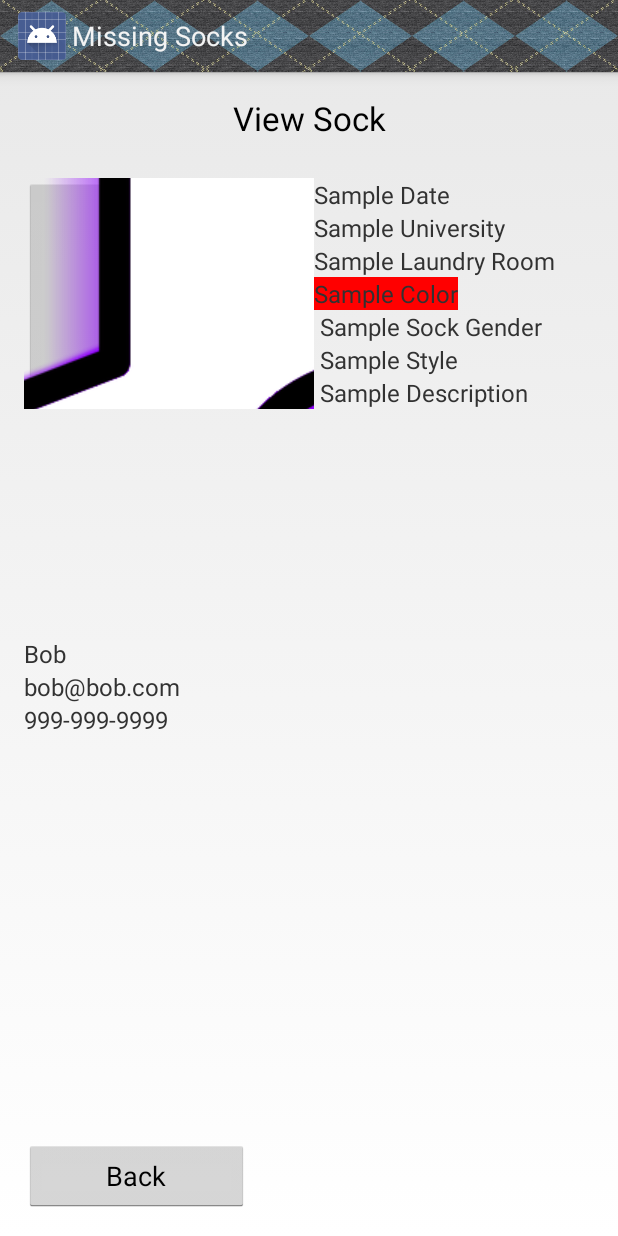
After one commit to ase1/Missing-Sock, an Android app: the layout activity_view_sock.xml on its own in the app's theme, with its tools: preview values and no code run, on a phone screen of 412 x 824 dp. The commit adds this screen. Run offline under Robolectric (Android 15) with nearby library versions, the phone set to English and light mode, and no system bars.

Commit message:
even more stuff

```diff
--- a/MissingSocks/android/app/src/main/java/com/aelsey/missingsocks/add_edit_sock.java
+++ b/MissingSocks/android/app/src/main/java/com/aelsey/missingsocks/add_edit_sock.java
@@ -89,7 +89,7 @@ public class add_edit_sock extends ActionBarActivity {
         String gender_val = gender_obj.getSelectedItem().toString();
         System.out.println(gender_val);
 
-        EditText description_obj = (EditText) findViewById(R.id.description);
+        EditText description_obj = (EditText) findViewById(R.id.descriptiontext);
         CharSequence description_val = description_obj.getText();
         System.out.println(description_val);
 
--- /dev/null
+++ b/MissingSocks/android/app/src/main/res/layout/activity_view_sock.xml
@@ -0,0 +1,143 @@
+<RelativeLayout xmlns:android="http://schemas.android.com/apk/res/android"
+    xmlns:tools="http://schemas.android.com/tools" android:layout_width="match_parent"
+    android:layout_height="match_parent" android:paddingLeft="@dimen/activity_horizontal_margin"
+    android:paddingRight="@dimen/activity_horizontal_margin"
+    android:paddingTop="@dimen/activity_vertical_margin"
+    android:paddingBottom="@dimen/activity_vertical_margin"
+    tools:context="com.aelsey.missingsocks.profile"
+    android:weightSum="2">
+
+    <TextView
+        android:layout_width="match_parent"
+        android:layout_height="wrap_content"
+        android:textAppearance="?android:attr/textAppearanceLarge"
+        android:text="View Sock"
+        android:gravity="center"
+        android:id="@+id/addeditsock"
+        android:layout_centerHorizontal="true" />
+
+    <TextView
+        android:layout_width="wrap_content"
+        android:layout_height="wrap_content"
+        android:inputType="date"
+        android:ems="10"
+        android:id="@+id/date"
+        android:layout_marginTop="25dp"
+        android:text="Sample Date"
+        android:layout_below="@+id/addeditsock"
+        android:layout_alignParentRight="true"
+        android:layout_alignParentEnd="true"
+        android:textSize="16dp" />
+
+    <TextView
+        android:id="@+id/universities"
+        android:layout_width="wrap_content"
+        android:layout_height="wrap_content"
+        android:text="Sample University"
+        android:textSize="16dp"
+        android:layout_below="@+id/date"
+        android:layout_alignLeft="@+id/laundryrooms"
+        android:layout_alignStart="@+id/laundryrooms" />
+
+    <TextView
+        android:id="@+id/laundryrooms"
+        android:layout_width="wrap_content"
+        android:layout_height="wrap_content"
+        android:text="Sample Laundry Room"
+        android:layout_below="@+id/universities"
+        android:layout_alignLeft="@+id/date"
+        android:layout_alignStart="@+id/date"
+        android:textSize="16dp" />
+
+    <TextView
+        android:id="@+id/color"
+        android:layout_width="wrap_content"
+        android:layout_height="wrap_content"
+        android:text="Sample Color"
+        android:background="#ff0000"
+        android:layout_below="@+id/laundryrooms"
+        android:layout_alignLeft="@+id/laundryrooms"
+        android:layout_alignStart="@+id/laundryrooms"
+        android:textSize="16dp" />
+
+    <TextView
+        android:id="@+id/style"
+        android:layout_width="wrap_content"
+        android:layout_height="wrap_content"
+        android:text="Sample Style"
+        android:layout_below="@+id/gender"
+        android:layout_alignRight="@+id/color"
+        android:layout_alignEnd="@+id/color"
+        android:textSize="16dp" />
+
+    <TextView
+        android:id="@+id/gender"
+        android:layout_width="wrap_content"
+        android:layout_height="wrap_content"
+        android:text="Sample Sock Gender"
+        android:layout_below="@+id/color"
+        android:layout_alignLeft="@+id/style"
+        android:layout_alignStart="@+id/style"
+        android:textSize="16dp" />
+
+    <TextView
+        android:id="@+id/description"
+        android:layout_width="wrap_content"
+        android:layout_height="wrap_content"
+        android:text="Sample Description"
+        android:layout_below="@+id/style"
+        android:layout_alignLeft="@+id/style"
+        android:layout_alignStart="@+id/style"
+        android:textSize="16dp" />
+
+    <ImageButton
+        android:layout_width="wrap_content"
+        android:layout_height="wrap_content"
+        android:id="@+id/imageButton2"
+        android:layout_alignTop="@+id/date"
+        android:layout_alignParentLeft="true"
+        android:layout_alignParentStart="true"
+        android:layout_alignBottom="@+id/description"
+        android:src="@drawable/socklogo"
+        android:layout_toLeftOf="@+id/date"
+        android:layout_toStartOf="@+id/date" />
+
+    <TextView
+        android:id="@+id/firstname"
+        android:layout_width="wrap_content"
+        android:layout_height="wrap_content"
+        android:text="Bob"
+        android:textSize="16dp"
+        android:layout_centerVertical="true"
+        android:layout_alignParentLeft="true"
+        android:layout_alignParentStart="true" />
+
+    <TextView
+        android:id="@+id/email"
+        android:layout_width="wrap_content"
+        android:layout_height="wrap_content"
+        android:text="bob@bob.com"
+        android:textSize="16dp"
+        android:layout_below="@+id/firstname"
+        android:layout_alignParentLeft="true"
+        android:layout_alignParentStart="true" />
+
+    <TextView
+        android:id="@+id/phone_number"
+        android:layout_width="wrap_content"
+        android:layout_height="wrap_content"
+        android:text="999-999-9999"
+        android:textSize="16dp"
+        android:layout_below="@+id/email"
+        android:layout_alignParentLeft="true"
+        android:layout_alignParentStart="true" />
+
+    <Button
+        android:layout_width="150dp"
+        android:layout_height="wrap_content"
+        android:text="Back"
+        android:id="@+id/back_button"
+        android:layout_alignParentBottom="true"
+        android:layout_alignParentLeft="true"
+        android:layout_alignParentStart="true" />
+</RelativeLayout>
--- a/MissingSocks/android/app/src/main/res/values/strings.xml
+++ b/MissingSocks/android/app/src/main/res/values/strings.xml
@@ -52,5 +52,6 @@
     <string name="navigation_drawer_open">Open navigation drawer</string>
     <string name="navigation_drawer_close">Close navigation drawer</string>
     <string name="action_example">Example action</string>
+    <string name="title_activity_view_sock">view_sock</string>
 
 </resources>
```
Also changed, not shown: MissingSocks/android/app/src/main/AndroidManifest.xml (+9 -4 lines), MissingSocks/android/app/src/main/java/com/aelsey/missingsocks/view_sock.java (added, +39 -0 lines), MissingSocks/android/app/src/main/res/layout/view_sock.xml (added, +143 -0 lines), MissingSocks/android/app/src/main/res/menu/menu_view_sock.xml (added, +7 -0 lines).
